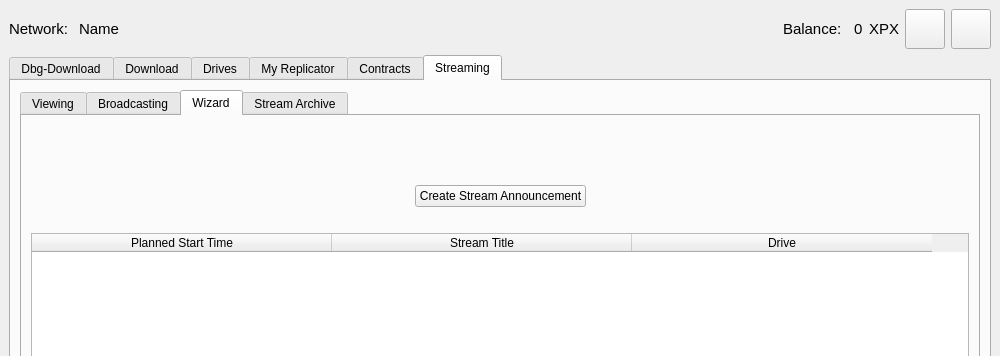
proximax-storage/cpp-xpx-storage-user-app, file UserApp/mainwin.ui: the form before one commit; both pictures show x 0 to 1000 and y 0 to 356 of the 1000 by 780 pixel window.
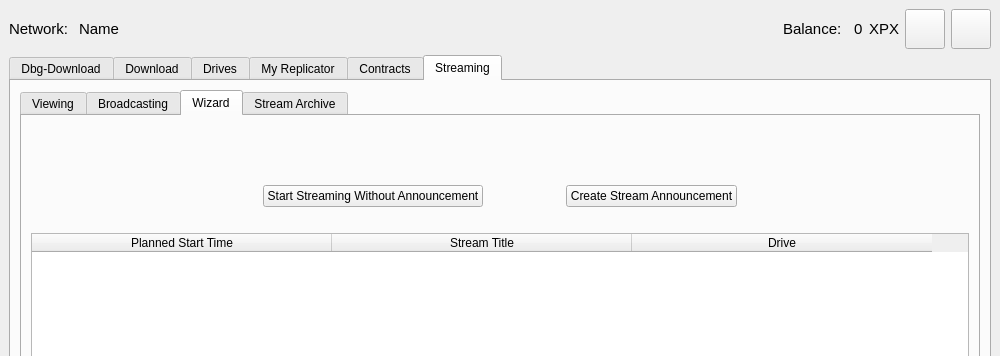
The form after the commit. The open tabs and pages were chosen to show the change.

Commit message: updates for streaming wizard

Diff of the .ui file:
```diff
--- a/UserApp/mainwin.ui
+++ b/UserApp/mainwin.ui
@@ -2069,6 +2069,32 @@
               </item>
               <item>
                <layout class="QHBoxLayout" name="horizontalLayout_30">
+                <item>
+                 <spacer name="horizontalSpacer_30">
+                  <property name="orientation">
+                   <enum>Qt::Horizontal</enum>
+                  </property>
+                  <property name="sizeHint" stdset="0">
+                   <size>
+                    <width>40</width>
+                    <height>20</height>
+                   </size>
+                  </property>
+                 </spacer>
+                </item>
+                <item>
+                 <spacer name="horizontalSpacer_37">
+                  <property name="orientation">
+                   <enum>Qt::Horizontal</enum>
+                  </property>
+                  <property name="sizeHint" stdset="0">
+                   <size>
+                    <width>40</width>
+                    <height>20</height>
+                   </size>
+                  </property>
+                 </spacer>
+                </item>
                 <item>
                  <spacer name="horizontalSpacer_29">
                   <property name="orientation">
@@ -2082,6 +2108,26 @@
                   </property>
                  </spacer>
                 </item>
+                <item>
+                 <widget class="QPushButton" name="m_wizardStartStreamNow">
+                  <property name="text">
+                   <string>Start Streaming Without Announcement</string>
+                  </property>
+                 </widget>
+                </item>
+                <item>
+                 <spacer name="horizontalSpacer_25">
+                  <property name="orientation">
+                   <enum>Qt::Horizontal</enum>
+                  </property>
+                  <property name="sizeHint" stdset="0">
+                   <size>
+                    <width>40</width>
+                    <height>20</height>
+                   </size>
+                  </property>
+                 </spacer>
+                </item>
                 <item>
                  <widget class="QPushButton" name="m_wizardAddStreamAnnouncementBtn">
                   <property name="text">
@@ -2102,6 +2148,32 @@
                   </property>
                  </spacer>
                 </item>
+                <item>
+                 <spacer name="horizontalSpacer_38">
+                  <property name="orientation">
+                   <enum>Qt::Horizontal</enum>
+                  </property>
+                  <property name="sizeHint" stdset="0">
+                   <size>
+                    <width>40</width>
+                    <height>20</height>
+                   </size>
+                  </property>
+                 </spacer>
+                </item>
+                <item>
+                 <spacer name="horizontalSpacer_36">
+                  <property name="orientation">
+                   <enum>Qt::Horizontal</enum>
+                  </property>
+                  <property name="sizeHint" stdset="0">
+                   <size>
+                    <width>40</width>
+                    <height>20</height>
+                   </size>
+                  </property>
+                 </spacer>
+                </item>
                </layout>
               </item>
               <item>
```
The commit also changes 14 other files.
